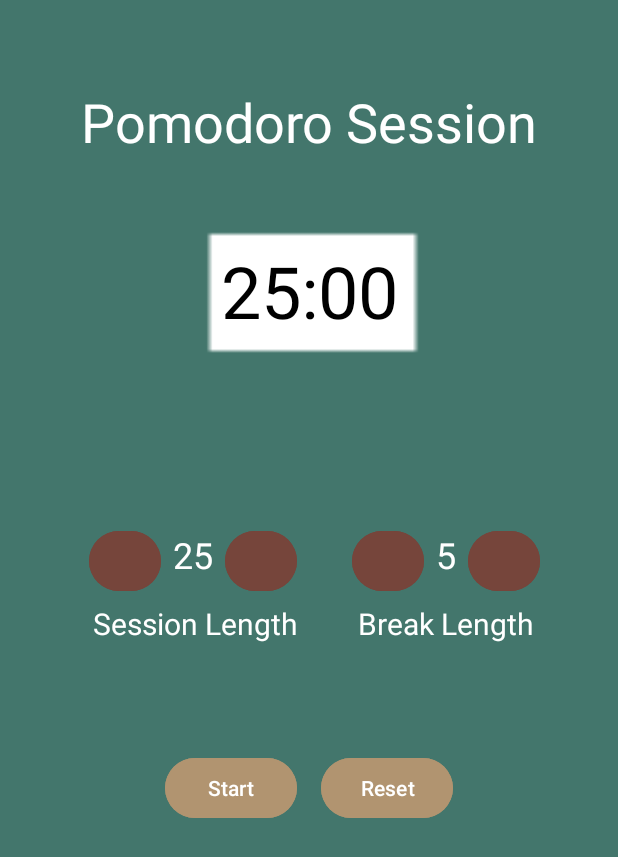
After one commit to Megan-J/Innerly, an Android app: the fragment PomodoroFragment shown on its own in the app's theme, on a phone screen of 412 x 824 dp. The commit adds this screen. Shown: the top 857 px of the screen. Run offline under Robolectric (Android 15) with nearby library versions, the phone set to English and light mode, and no system bars.

Commit message:
added pomodoro fragment

```diff
--- /dev/null
+++ b/app/src/main/java/edu/sjsu/android/jams/PomodoroFragment.java
@@ -0,0 +1,64 @@
+package edu.sjsu.android.jams;
+
+import android.os.Bundle;
+
+import androidx.fragment.app.Fragment;
+
+import android.view.LayoutInflater;
+import android.view.View;
+import android.view.ViewGroup;
+
+/**
+ * A simple {@link Fragment} subclass.
+ * Use the {@link PomodoroFragment#newInstance} factory method to
+ * create an instance of this fragment.
+ */
+public class PomodoroFragment extends Fragment {
+
+    // TODO: Rename parameter arguments, choose names that match
+    // the fragment initialization parameters, e.g. ARG_ITEM_NUMBER
+    private static final String ARG_PARAM1 = "param1";
+    private static final String ARG_PARAM2 = "param2";
+
+    // TODO: Rename and change types of parameters
+    private String mParam1;
+    private String mParam2;
+
+    public PomodoroFragment() {
+        // Required empty public constructor
+    }
+
+    /**
+     * Use this factory method to create a new instance of
+     * this fragment using the provided parameters.
+     *
+     * @param param1 Parameter 1.
+     * @param param2 Parameter 2.
+     * @return A new instance of fragment PomodoroFragment.
+     */
+    // TODO: Rename and change types and number of parameters
+    public static PomodoroFragment newInstance(String param1, String param2) {
+        PomodoroFragment fragment = new PomodoroFragment();
+        Bundle args = new Bundle();
+        args.putString(ARG_PARAM1, param1);
+        args.putString(ARG_PARAM2, param2);
+        fragment.setArguments(args);
+        return fragment;
+    }
+
+    @Override
+    public void onCreate(Bundle savedInstanceState) {
+        super.onCreate(savedInstanceState);
+        if (getArguments() != null) {
+            mParam1 = getArguments().getString(ARG_PARAM1);
+            mParam2 = getArguments().getString(ARG_PARAM2);
+        }
+    }
+
+    @Override
+    public View onCreateView(LayoutInflater inflater, ViewGroup container,
+                             Bundle savedInstanceState) {
+        // Inflate the layout for this fragment
+        return inflater.inflate(R.layout.fragment_pomodoro, container, false);
+    }
+}
--- a/app/src/main/res/layout/activity_main.xml
+++ b/app/src/main/res/layout/activity_main.xml
@@ -17,4 +17,16 @@
         app:layout_constraintHorizontal_bias="0.498"
         app:layout_constraintStart_toStartOf="parent"
         app:layout_constraintTop_toTopOf="parent" />
+
+    <Button
+        android:id="@+id/pomodoroBtn"
+        android:layout_width="wrap_content"
+        android:layout_height="wrap_content"
+        android:text="@string/pomodoro"
+        app:layout_constraintBottom_toBottomOf="parent"
+        app:layout_constraintEnd_toEndOf="parent"
+        app:layout_constraintStart_toStartOf="parent"
+        app:layout_constraintTop_toBottomOf="@+id/goalsBtn" />
+
+
 </androidx.constraintlayout.widget.ConstraintLayout>
--- /dev/null
+++ b/app/src/main/res/layout/fragment_pomodoro.xml
@@ -0,0 +1,172 @@
+<?xml version="1.0" encoding="utf-8"?>
+<FrameLayout xmlns:android="http://schemas.android.com/apk/res/android"
+    xmlns:app="http://schemas.android.com/apk/res-auto"
+    xmlns:tools="http://schemas.android.com/tools"
+    android:layout_width="match_parent"
+    android:layout_height="match_parent"
+    android:orientation="vertical"
+    android:gravity="center"
+    android:background="#43766C"
+    android:padding="16dp"
+    tools:context=".PomodoroFragment">
+
+    <androidx.constraintlayout.widget.ConstraintLayout
+        android:layout_width="match_parent"
+        android:layout_height="match_parent">
+
+        <TextView
+            android:id="@+id/textView3"
+            android:layout_width="wrap_content"
+            android:layout_height="wrap_content"
+            android:text="@string/pomodoro_session"
+            android:textSize="36dp"
+            android:textColor="@color/white"
+            app:layout_constraintBottom_toTopOf="@+id/timeText"
+            app:layout_constraintEnd_toEndOf="parent"
+            app:layout_constraintStart_toStartOf="parent"
+            app:layout_constraintTop_toTopOf="parent" />
+
+        <TextView
+            android:id="@+id/timeText"
+            android:layout_width="wrap_content"
+            android:layout_height="wrap_content"
+            android:text="25:00"
+            android:textSize="48sp"
+            android:textColor="#000000"
+            android:padding="16dp"
+            android:layout_marginBottom="16dp"
+            app:layout_constraintBottom_toBottomOf="parent"
+            app:layout_constraintEnd_toEndOf="parent"
+            app:layout_constraintStart_toStartOf="parent"
+            app:layout_constraintTop_toTopOf="parent"
+            app:layout_constraintVertical_bias="0.19"
+            android:background="@drawable/timer_background"/>
+
+                <LinearLayout
+                    android:id="@+id/linearLayout"
+                    android:layout_width="wrap_content"
+                    android:layout_height="wrap_content"
+                    android:orientation="horizontal"
+                    app:layout_constraintBottom_toBottomOf="parent"
+                    app:layout_constraintEnd_toEndOf="parent"
+                    app:layout_constraintHorizontal_bias="0.18"
+                    app:layout_constraintStart_toStartOf="parent"
+                    app:layout_constraintTop_toBottomOf="@+id/timeText"
+                    app:layout_constraintVertical_bias="0.19999999">
+
+                    <Button
+                        android:id="@+id/sessionDecrement"
+                        android:layout_width="48dp"
+                        android:layout_height="48dp"
+                        android:text="-"
+                        android:textColor="@color/white"
+                        android:backgroundTint="#76453B" />
+
+                    <TextView
+                        android:id="@+id/sessionLengthText"
+                        android:layout_width="wrap_content"
+                        android:layout_height="wrap_content"
+                        android:padding="8dp"
+                        android:text="25"
+                        android:textColor="@color/white"
+                        android:textSize="24sp" />
+
+                    <Button
+                        android:id="@+id/sessionIncrement"
+                        android:layout_width="48dp"
+                        android:layout_height="48dp"
+                        android:backgroundTint="#76453B"
+                        android:text="+" />
+
+                </LinearLayout>
+
+                <LinearLayout
+                    android:id="@+id/linearLayout2"
+                    android:layout_width="wrap_content"
+                    android:layout_height="wrap_content"
+                    android:orientation="horizontal"
+                    app:layout_constraintBottom_toBottomOf="parent"
+                    app:layout_constraintEnd_toEndOf="parent"
+                    app:layout_constraintStart_toEndOf="@+id/linearLayout"
+                    app:layout_constraintTop_toBottomOf="@+id/timeText"
+                    app:layout_constraintVertical_bias="0.19999999">
+
+                    <Button
+                        android:id="@+id/breakDecrement"
+                        android:layout_width="48dp"
+                        android:layout_height="48dp"
+                        android:backgroundTint="#76453B"
+                        android:text="-" />
+
+                    <TextView
+                        android:id="@+id/breakLengthText"
+                        android:layout_width="wrap_content"
+                        android:layout_height="wrap_content"
+                        android:padding="8dp"
+                        android:text="5"
+                        android:textColor="@color/white"
+                        android:textSize="24sp" />
+
+                    <Button
+                        android:id="@+id/breakIncrement"
+                        android:layout_width="48dp"
+                        android:layout_height="48dp"
+                        android:backgroundTint="#76453B"
+                        android:text="+" />
+
+                </LinearLayout>
+
+                <TextView
+                    android:id="@+id/sessionLengthLabel"
+                    android:layout_width="wrap_content"
+                    android:layout_height="wrap_content"
+                    android:layout_marginTop="0dp"
+                    android:padding="8dp"
+                    android:text="@string/session_length"
+                    android:textColor="@color/white"
+                    android:textSize="20sp"
+                    app:layout_constraintEnd_toEndOf="@+id/linearLayout"
+                    app:layout_constraintHorizontal_bias="0.428"
+                    app:layout_constraintStart_toStartOf="@+id/linearLayout"
+                    app:layout_constraintTop_toBottomOf="@+id/linearLayout" />
+
+                <TextView
+                    android:id="@+id/breakLengthLabel"
+                    android:layout_width="wrap_content"
+                    android:layout_height="wrap_content"
+                    android:layout_marginTop="0dp"
+                    android:padding="8dp"
+                    android:text="Break Length"
+                    android:textColor="@color/white"
+                    android:textSize="20sp"
+                    app:layout_constraintEnd_toEndOf="@+id/linearLayout2"
+                    app:layout_constraintStart_toStartOf="@+id/linearLayout2"
+                    app:layout_constraintTop_toBottomOf="@+id/linearLayout2" />
+
+                <LinearLayout
+                    android:layout_width="wrap_content"
+                    android:layout_height="wrap_content"
+                    android:orientation="horizontal"
+                    app:layout_constraintBottom_toBottomOf="parent"
+                    app:layout_constraintEnd_toEndOf="parent"
+                    app:layout_constraintStart_toStartOf="parent"
+                    app:layout_constraintTop_toBottomOf="@+id/timeText">
+
+                    <Button
+                        android:id="@+id/startButton"
+                        android:layout_width="wrap_content"
+                        android:layout_height="wrap_content"
+                        android:text="Start"
+                        android:backgroundTint="#B19470"/>
+
+                    <Button
+                        android:id="@+id/resetButton"
+                        android:layout_width="wrap_content"
+                        android:layout_height="wrap_content"
+                        android:layout_marginStart="16dp"
+                        android:text="Reset"
+                        android:backgroundTint="#B19470"/>
+                </LinearLayout>
+
+            </androidx.constraintlayout.widget.ConstraintLayout>
+        </FrameLayout>
--- a/app/src/main/res/values/strings.xml
+++ b/app/src/main/res/values/strings.xml
@@ -1,4 +1,9 @@
 <resources>
     <string name="app_name">Jams</string>
     <string name="goals">Goals</string>
+    <!-- TODO: Remove or change this placeholder text -->
+    <string name="hello_blank_fragment">Hello blank fragment</string>
+    <string name="pomodoro">Pomodoro</string>
+    <string name="pomodoro_session">Pomodoro Session</string>
+    <string name="session_length">Session Length</string>
 </resources>
```
Also changed, not shown: app/src/main/res/drawable-hdpi/timer_background.png (added), app/src/main/res/drawable-mdpi/timer_background.png (added), app/src/main/res/drawable-xhdpi/timer_background.png (added), app/src/main/res/drawable-xxhdpi/timer_background.png (added), app/src/main/res/drawable-xxxhdpi/timer_background.png (added).
